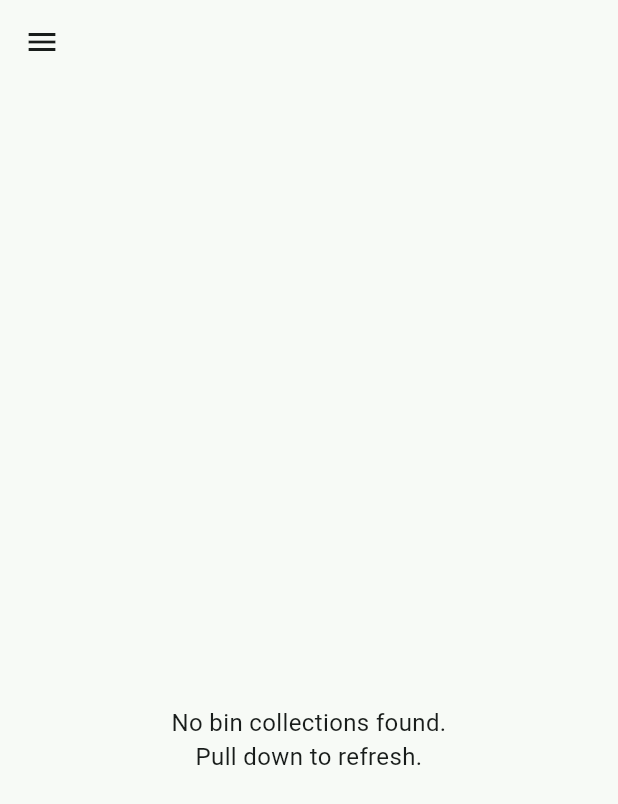
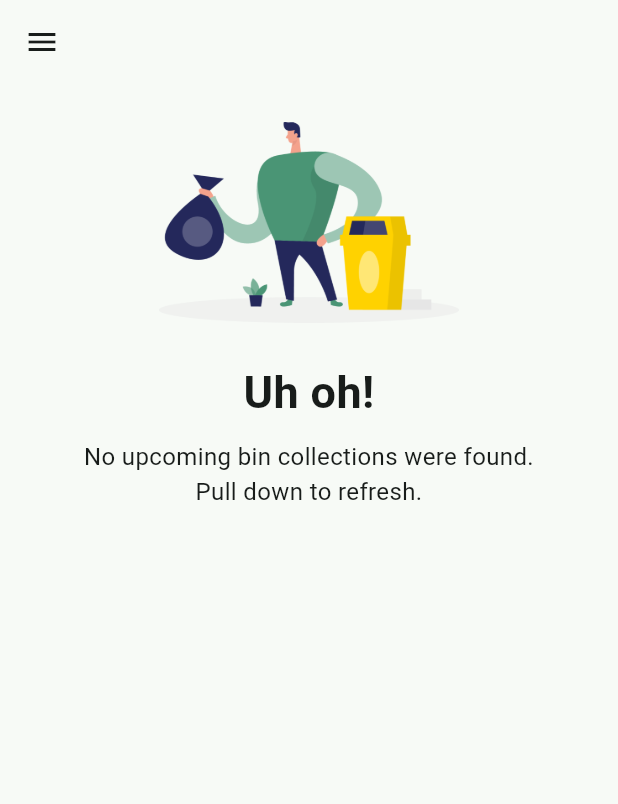
Before and after one commit to BadgerHobbs/BinDays-App, a Flutter app: the BinDaysPage screen opened directly, on a phone screen of 412 x 824 dp. Shown: the top 804 px of the screen. Run offline on Flutter 3.47's test engine with Material 3 defaults, Android fonts, the light colour scheme and no system bars; our stand-ins replace device_preview, flutter_local_notifications, shared_preferences, timezone; missing offline and left inert: background_fetch, bindays_client; accounts and stored records are empty.

Commit message:
Split out bin days page into separate widgets.

```diff
--- a/bindays_app/lib/pages/bin_days_page.dart
+++ b/bindays_app/lib/pages/bin_days_page.dart
@@ -6,9 +6,8 @@ import 'package:bindays_app/client/bindays_client.dart';
 import 'package:bindays_app/notifiers/global_notifiers.dart';
 import 'package:bindays_app/pages/safe_base_page.dart';
 import 'package:bindays_app/widgets/bin_days/bin_day_drawer.dart';
-import 'package:bindays_app/widgets/bin_days/bin_day_groups.dart';
-import 'package:bindays_app/widgets/bin_days/bin_day_header.dart';
-import 'package:intl/intl.dart';
+import 'package:bindays_app/widgets/bin_days/bin_days_found.dart';
+import 'package:bindays_app/widgets/bin_days/bin_days_not_found.dart';
 
 class BinDaysPage extends StatefulWidget {
   const BinDaysPage({super.key});
@@ -49,39 +48,8 @@ class _BinDaysPageState extends State<BinDaysPage> {
 
     final lastRefresh = globalStateNotifier.lastRefresh;
 
-    Widget pageContent;
-    if (binDays == null || binDays.isEmpty) {
-      pageContent = Center(
-        child: Text(
-          "No bin collections found.\nPull down to refresh.",
-          textAlign: TextAlign.center,
-          style: TextStyle(
-            fontSize: 16,
-            color: Theme.of(context).colorScheme.onSurface,
-          ),
-        ),
-      );
-    } else {
-      pageContent = Padding(
-        padding: const EdgeInsets.only(bottom: 25),
-        child: Column(
-          mainAxisSize: MainAxisSize.min,
-          children: [
-            BinDayHeader(binDay: binDays.first),
-            const SizedBox(height: 25),
-            BinDayGroups(binDays: binDays),
-            const SizedBox(height: 25),
-            if (lastRefresh != null)
-              Text(
-                "Refreshed on ${DateFormat("dd/MM/yyyy").format(lastRefresh)} at ${DateFormat("HH:mm").format(lastRefresh)}",
-                style: TextStyle(
-                  color: Theme.of(context).colorScheme.onSurfaceVariant,
-                ),
-              ),
-          ],
-        ),
-      );
-    }
+    final binDaysFound =
+        binDays != null && binDays.isNotEmpty && lastRefresh != null;
 
     return Scaffold(
       drawer: const BinDayDrawer(),
@@ -92,10 +60,10 @@ class _BinDaysPageState extends State<BinDaysPage> {
           onRefresh: () => _getBinDays(),
           child: SingleChildScrollView(
             physics: const AlwaysScrollableScrollPhysics(),
-            child: SizedBox(
-              height: MediaQuery.of(context).size.height,
-              child: pageContent,
-            ),
+            child:
+                binDaysFound
+                    ? BinDaysFound(binDays: binDays, lastRefresh: lastRefresh)
+                    : const BinDaysNotFound(),
           ),
         ),
       ),
--- /dev/null
+++ b/bindays_app/lib/widgets/bin_days/bin_days_found.dart
@@ -0,0 +1,42 @@
+// External Imports
+import 'package:bindays_client/models/bin_day.dart';
+import 'package:flutter/material.dart';
+import 'package:intl/intl.dart';
+
+// Internal Imports
+import 'package:bindays_app/widgets/bin_days/bin_day_groups.dart';
+import 'package:bindays_app/widgets/bin_days/bin_day_header.dart';
+
+class BinDaysFound extends StatelessWidget {
+  final List<BinDay> _binDays;
+  final DateTime _lastRefresh;
+
+  const BinDaysFound({
+    super.key,
+    required List<BinDay> binDays,
+    required DateTime lastRefresh,
+  }) : _lastRefresh = lastRefresh,
+       _binDays = binDays;
+
+  @override
+  Widget build(BuildContext context) {
+    return Padding(
+      padding: const EdgeInsets.only(bottom: 25),
+      child: Column(
+        mainAxisSize: MainAxisSize.min,
+        children: [
+          BinDayHeader(binDay: _binDays.first),
+          const SizedBox(height: 25),
+          BinDayGroups(binDays: _binDays),
+          const SizedBox(height: 25),
+          Text(
+            "Refreshed on ${DateFormat("dd/MM/yyyy").format(_lastRefresh)} at ${DateFormat("HH:mm").format(_lastRefresh)}",
+            style: TextStyle(
+              color: Theme.of(context).colorScheme.onSurfaceVariant,
+            ),
+          ),
+        ],
+      ),
+    );
+  }
+}
--- /dev/null
+++ b/bindays_app/lib/widgets/bin_days/bin_days_not_found.dart
@@ -0,0 +1,42 @@
+// External Imports
+import 'package:flutter/material.dart';
+
+class BinDaysNotFound extends StatelessWidget {
+  const BinDaysNotFound({super.key});
+
+  @override
+  Widget build(BuildContext context) {
+    return Center(
+      child: Column(
+        children: [
+          ConstrainedBox(
+            constraints: const BoxConstraints(maxWidth: 200),
+            child: Image.asset(
+              "assets/illustrations/Recycling_Two_Color.png",
+              fit: BoxFit.contain,
+            ),
+          ),
+          const SizedBox(height: 25),
+          Text(
+            "Uh oh!",
+            style: TextStyle(
+              fontSize: 30,
+              fontWeight: FontWeight.bold,
+              color: Theme.of(context).colorScheme.onSurface,
+            ),
+            textAlign: TextAlign.center,
+          ),
+          const SizedBox(height: 10),
+          Text(
+            "No upcoming bin collections were found.\nPull down to refresh.",
+            textAlign: TextAlign.center,
+            style: TextStyle(
+              fontSize: 16,
+              color: Theme.of(context).colorScheme.onSurface,
+            ),
+          ),
+        ],
+      ),
+    );
+  }
+}
```
